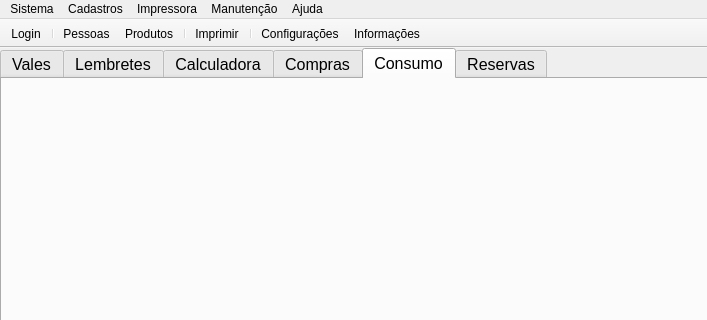
Above: mainwindow.ui from leidensj/BKVale before the change; both pictures show x 0 to 707 and y 0 to 320 of the 1000 by 600 pixel window. Below: the same form after it.
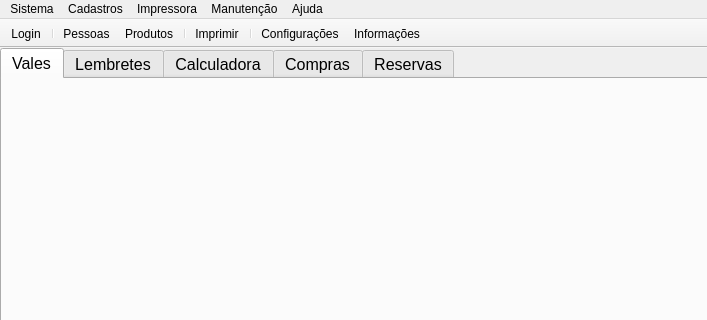
That is the form after the change. The open tabs and pages were chosen to show the change. Icons and pictures are not drawn.

Patch:
```diff
--- a/mainwindow.ui
+++ b/mainwindow.ui
@@ -111,16 +111,6 @@
        </attribute>
        <layout class="QVBoxLayout" name="verticalLayout_5"/>
       </widget>
-      <widget class="QWidget" name="tabConsumption">
-       <attribute name="icon">
-        <iconset resource="icons.qrc">
-         <normaloff>:/icons/res/stock.png</normaloff>:/icons/res/stock.png</iconset>
-       </attribute>
-       <attribute name="title">
-        <string>Consumo</string>
-       </attribute>
-       <layout class="QVBoxLayout" name="verticalLayout_3"/>
-      </widget>
       <widget class="QWidget" name="tabReservation">
        <attribute name="icon">
         <iconset resource="icons.qrc">
```
